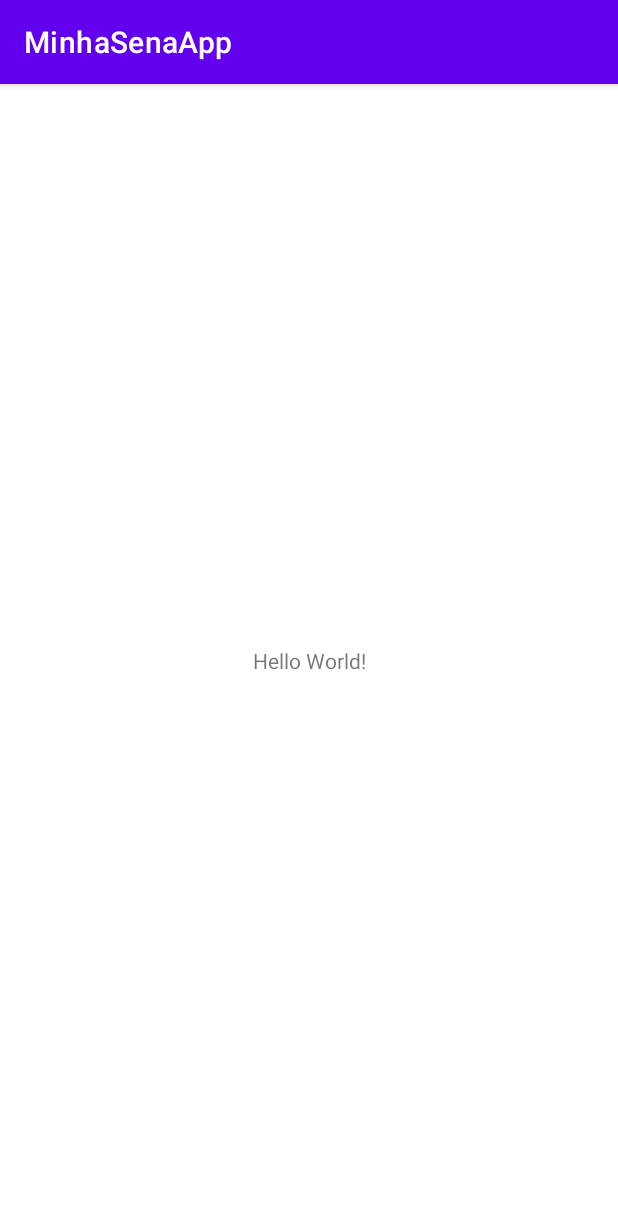
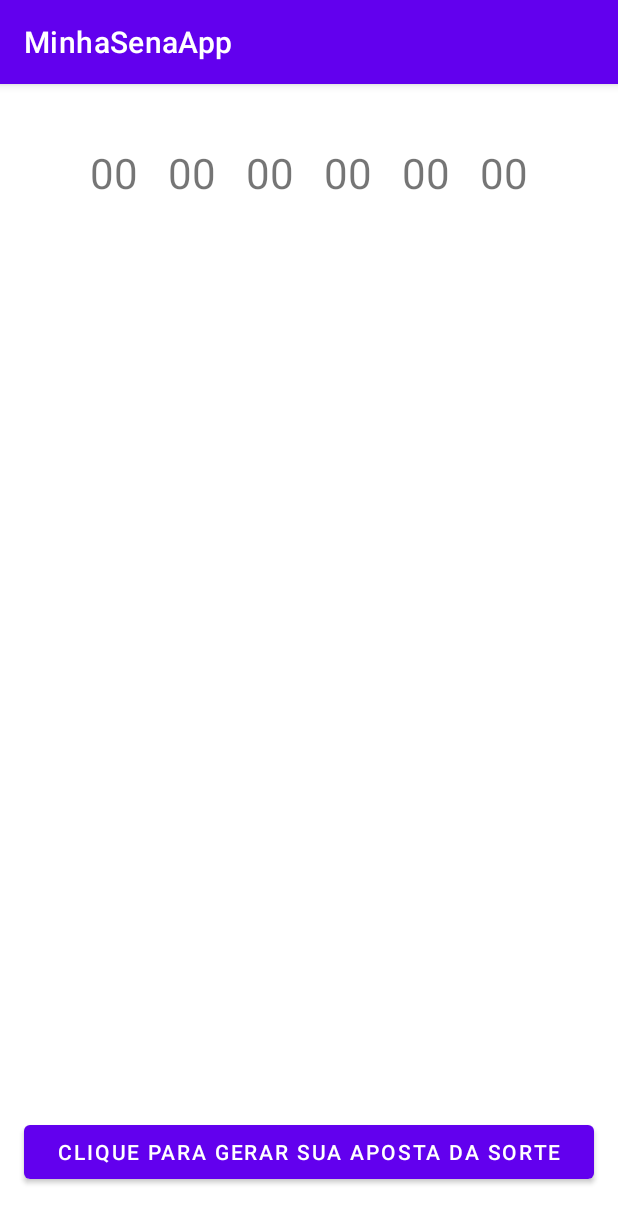
Before and after one commit to geissonlucaso/MinhaSena, an Android app: the screen it shows after launch (MainActivity), on a phone screen of 412 x 824 dp. Shown: the top 1223 px of the screen. Run offline under Robolectric (Android 15) with nearby library versions, the phone set to English and light mode, and no system bars.

Commit message:
Criação da interface básica.

```diff
--- a/MinhaSenaApp/app/src/main/AndroidManifest.xml
+++ b/MinhaSenaApp/app/src/main/AndroidManifest.xml
@@ -13,7 +13,8 @@
         tools:targetApi="31">
         <activity
             android:name=".MainActivity"
-            android:exported="true">
+            android:exported="true"
+            android:screenOrientation="portrait">
             <intent-filter>
                 <action android:name="android.intent.action.MAIN" />
 
--- a/MinhaSenaApp/app/src/main/res/layout/activity_main.xml
+++ b/MinhaSenaApp/app/src/main/res/layout/activity_main.xml
@@ -1,4 +1,5 @@
 <?xml version="1.0" encoding="utf-8"?>
+
 <androidx.constraintlayout.widget.ConstraintLayout xmlns:android="http://schemas.android.com/apk/res/android"
     xmlns:app="http://schemas.android.com/apk/res-auto"
     xmlns:tools="http://schemas.android.com/tools"
@@ -6,13 +7,86 @@
     android:layout_height="match_parent"
     tools:context=".MainActivity">
 
-    <TextView
+    <LinearLayout
         android:layout_width="wrap_content"
+        android:layout_height="0dp"
+        android:layout_marginTop="@dimen/margem_superior_sorteio"
+        android:orientation="horizontal"
+        app:layout_constraintEnd_toEndOf="parent"
+        app:layout_constraintStart_toStartOf="parent"
+        app:layout_constraintTop_toTopOf="parent">
+
+        <TextView
+            android:id="@+id/tv_numero1"
+            android:layout_width="wrap_content"
+            android:layout_height="wrap_content"
+            android:layout_marginLeft="10dp"
+            android:layout_marginRight="10dp"
+            android:layout_weight="1"
+            android:text="@string/numero_padrao"
+            android:textSize="@dimen/numero_sorteado" />
+
+        <TextView
+            android:id="@+id/tv_numero2"
+            android:layout_width="wrap_content"
+            android:layout_height="wrap_content"
+            android:layout_marginLeft="10dp"
+            android:layout_marginRight="10dp"
+            android:layout_weight="1"
+            android:text="@string/numero_padrao"
+            android:textSize="@dimen/numero_sorteado" />
+
+        <TextView
+            android:id="@+id/tv_numero3"
+            android:layout_width="wrap_content"
+            android:layout_height="wrap_content"
+            android:layout_marginLeft="10dp"
+            android:layout_marginRight="10dp"
+            android:layout_weight="1"
+            android:text="@string/numero_padrao"
+            android:textSize="@dimen/numero_sorteado" />
+
+        <TextView
+            android:id="@+id/tv_numero4"
+            android:layout_width="wrap_content"
+            android:layout_height="wrap_content"
+            android:layout_marginLeft="10dp"
+            android:layout_marginRight="10dp"
+            android:layout_weight="1"
+            android:text="@string/numero_padrao"
+            android:textSize="@dimen/numero_sorteado" />
+
+        <TextView
+            android:id="@+id/tv_numero5"
+            android:layout_width="wrap_content"
+            android:layout_height="wrap_content"
+            android:layout_marginLeft="10dp"
+            android:layout_marginRight="10dp"
+            android:layout_weight="1"
+            android:text="@string/numero_padrao"
+            android:textSize="@dimen/numero_sorteado" />
+
+        <TextView
+            android:id="@+id/tv_numero6"
+            android:layout_width="wrap_content"
+            android:layout_height="wrap_content"
+            android:layout_marginLeft="10dp"
+            android:layout_marginRight="10dp"
+            android:layout_weight="1"
+            android:text="@string/numero_padrao"
+            android:textSize="@dimen/numero_sorteado" />
+    </LinearLayout>
+
+    <Button
+        android:id="@+id/button2"
+        android:layout_width="0dp"
         android:layout_height="wrap_content"
-        android:text="Hello World!"
+        android:layout_marginStart="16dp"
+        android:layout_marginEnd="16dp"
+        android:layout_marginBottom="32dp"
+        android:text="@string/botao_sorteio"
         app:layout_constraintBottom_toBottomOf="parent"
         app:layout_constraintEnd_toEndOf="parent"
-        app:layout_constraintStart_toStartOf="parent"
-        app:layout_constraintTop_toTopOf="parent" />
+        app:layout_constraintStart_toStartOf="parent" />
 
 </androidx.constraintlayout.widget.ConstraintLayout>
--- /dev/null
+++ b/MinhaSenaApp/app/src/main/res/values/dimens.xml
@@ -0,0 +1,10 @@
+<?xml version="1.0" encoding="utf-8"?>
+<resources>
+
+    <!-- Tamanho de fontes -->
+    <dimen name="numero_sorteado">28sp</dimen>
+
+    <!-- Tamanho de widgets -->
+    <dimen name="margem_superior_sorteio">40dp</dimen>
+
+</resources>
--- a/MinhaSenaApp/app/src/main/res/values/strings.xml
+++ b/MinhaSenaApp/app/src/main/res/values/strings.xml
@@ -1,3 +1,5 @@
 <resources>
     <string name="app_name">MinhaSenaApp</string>
+    <string name="numero_padrao">00</string>
+    <string name="botao_sorteio">Clique para gerar sua aposta da sorte</string>
 </resources>
```
